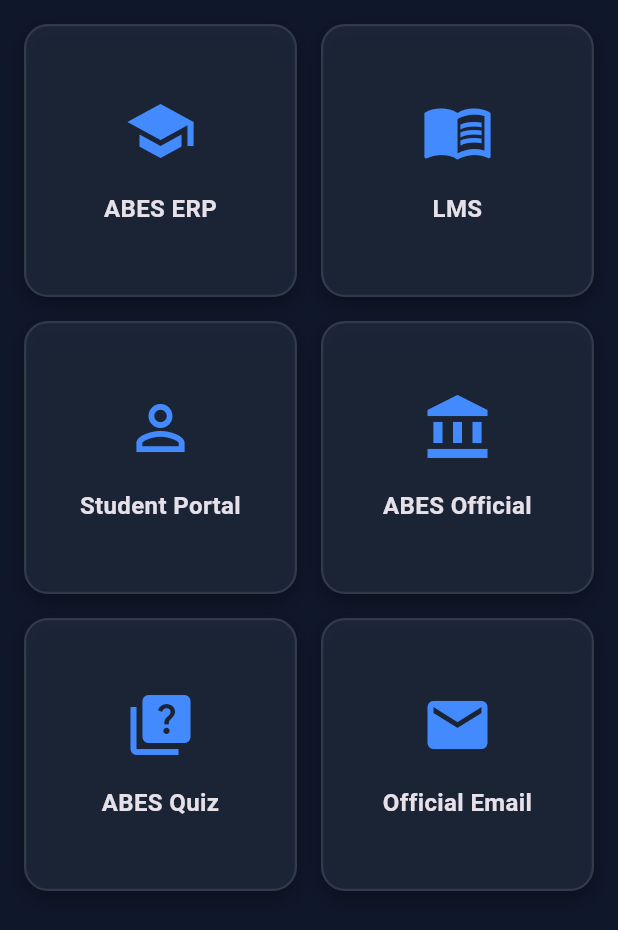
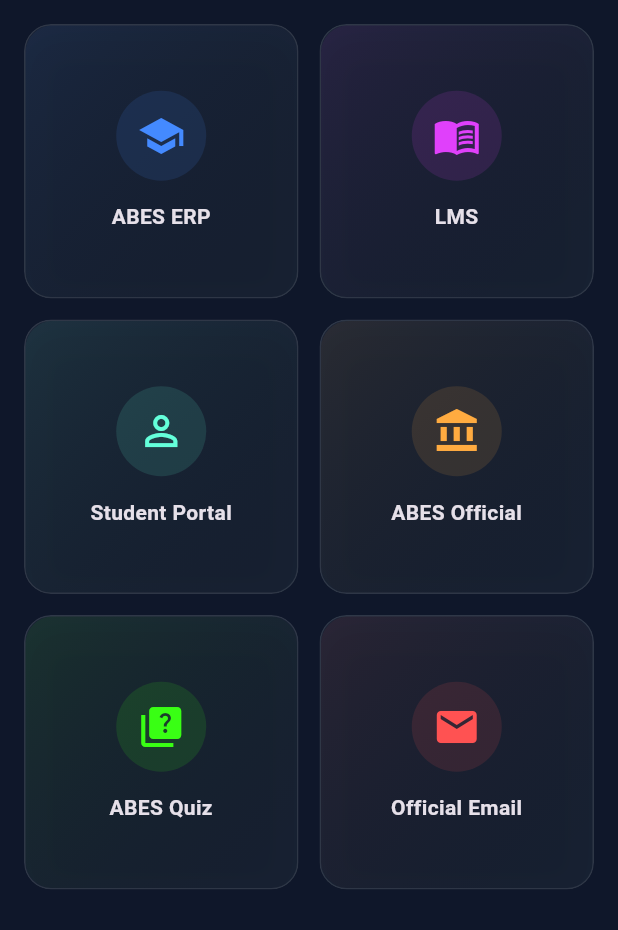
Before and after one commit to krishnabarnwal/abes-nexus, a Flutter app: the DashboardView widget shown alone on an empty page, opened directly, on a phone screen of 412 x 824 dp. Shown: the top 930 px of the screen. Run offline on Flutter 3.47's test engine with Material 3 defaults, Android fonts, the phone set to English and light mode, and no system bars; our stand-ins replace flutter_secure_storage, qr_flutter, share_plus, shared_preferences; missing offline and left inert: workmanager; accounts and stored records are empty.

Commit message:
feat: fluid glassmorphism overhaul - animated bg, floating nav, squish cards, staggered grid, premium toasts

```diff
--- a/lib/main.dart
+++ b/lib/main.dart
@@ -1,5 +1,6 @@
 import 'dart:io';
 import 'dart:typed_data';
+import 'dart:ui';
 import 'package:flutter/material.dart';
 import 'package:flutter_secure_storage/flutter_secure_storage.dart';
 import 'package:shared_preferences/shared_preferences.dart';
@@ -10,6 +11,7 @@
 import 'package:share_plus/share_plus.dart';
 import 'package:qr_flutter/qr_flutter.dart';
 import 'views/arcade/games_hub_view.dart';
+import 'widgets/ui_kit.dart';
 
 @pragma('vm:entry-point')
 void callbackDispatcher() {
@@ -61,11 +63,7 @@
         brightness: Brightness.dark,
         scaffoldBackgroundColor: const Color(0xFF0F172A),
         primaryColor: const Color(0xFF1E293B),
-        bottomNavigationBarTheme: const BottomNavigationBarThemeData(
-          backgroundColor: Color(0xFF1E293B),
-          selectedItemColor: Colors.blueAccent,
-          unselectedItemColor: Colors.white54,
-        ),
+        fontFamily: 'Roboto',
       ),
       home: const MainScaffold(),
     );
@@ -79,8 +77,12 @@
   State<MainScaffold> createState() => _MainScaffoldState();
 }
 
-class _MainScaffoldState extends State<MainScaffold> {
+class _MainScaffoldState extends State<MainScaffold>
+    with SingleTickerProviderStateMixin {
   int _currentIndex = 0;
+  late AnimationController _bgCtrl;
+  late Animation<Color?> _bgColor1;
+  late Animation<Color?> _bgColor2;
 
   final List<Widget> _views = [
     const VaultView(),
@@ -89,43 +91,180 @@
     const GamesHubView(),
   ];
 
+  static const _navItems = [
+    (Icons.home_rounded, 'Vault'),
+    (Icons.grid_view_rounded, 'Campus'),
+    (Icons.speed_rounded, 'Network'),
+    (Icons.videogame_asset_rounded, 'Arcade'),
+  ];
+
+  @override
+  void initState() {
+    super.initState();
+    _bgCtrl = AnimationController(
+      vsync: this,
+      duration: const Duration(seconds: 8),
+    )..repeat(reverse: true);
+    _bgColor1 = ColorTween(
+      begin: const Color(0xFF0F172A),
+      end: const Color(0xFF0B101E),
+    ).animate(_bgCtrl);
+    _bgColor2 = ColorTween(
+      begin: const Color(0xFF0B101E),
+      end: const Color(0xFF162238),
+    ).animate(_bgCtrl);
+  }
+
+  @override
+  void dispose() {
+    _bgCtrl.dispose();
+    super.dispose();
+  }
+
   @override
   Widget build(BuildContext context) {
+    return AnimatedBuilder(
+      animation: _bgCtrl,
+      builder: (context, child) {
         return Scaffold(
+          backgroundColor: Colors.transparent,
+          extendBody: true,
           appBar: AppBar(
-        title: const Text('ABES Nexus'),
-        backgroundColor: const Color(0xFF1E293B),
+            title: const Text(
+              'ABES Nexus',
+              style: TextStyle(fontWeight: FontWeight.w900, letterSpacing: 1),
+            ),
+            backgroundColor: const Color(0xFF1E293B).withValues(alpha: 0.9),
             elevation: 0,
+            flexibleSpace: ClipRect(
+              child: BackdropFilter(
+                filter: ImageFilter.blur(sigmaX: 10, sigmaY: 10),
+                child: Container(color: Colors.transparent),
               ),
-      body: IndexedStack(
+            ),
+          ),
+          body: Container(
+            decoration: BoxDecoration(
+              gradient: LinearGradient(
+                begin: Alignment.topLeft,
+                end: Alignment.bottomRight,
+                colors: [_bgColor1.value!, _bgColor2.value!],
+              ),
+            ),
+            child: IndexedStack(
               index: _currentIndex,
               children: _views,
             ),
-      bottomNavigationBar: BottomNavigationBar(
-        currentIndex: _currentIndex,
-        onTap: (index) {
-          setState(() {
-            _currentIndex = index;
-          });
+          ),
+          bottomNavigationBar: _buildFloatingNav(),
+        );
       },
-        items: const [
-          BottomNavigationBarItem(
-            icon: Icon(Icons.home),
-            label: 'Vault',
+    );
+  }
+
+  Widget _buildFloatingNav() {
+    return Padding(
+      padding: const EdgeInsets.fromLTRB(20, 0, 20, 20),
+      child: ClipRRect(
+        borderRadius: BorderRadius.circular(32),
+        child: BackdropFilter(
+          filter: ImageFilter.blur(sigmaX: 20, sigmaY: 20),
+          child: Container(
+            height: 68,
+            decoration: BoxDecoration(
+              color: const Color(0xFF1E293B).withValues(alpha: 0.85),
+              borderRadius: BorderRadius.circular(32),
+              border: Border.all(
+                color: Colors.white.withValues(alpha: 0.12),
+                width: 1.0,
               ),
-          BottomNavigationBarItem(
-            icon: Icon(Icons.grid_view),
-            label: 'Campus',
-          ),
-          BottomNavigationBarItem(
-            icon: Icon(Icons.speed),
-            label: 'Network',
-          ),
-          BottomNavigationBarItem(
-            icon: Icon(Icons.videogame_asset),
-            label: 'Arcade',
+              boxShadow: [
+                BoxShadow(
+                  color: Colors.black.withValues(alpha: 0.4),
+                  blurRadius: 24,
+                  offset: const Offset(0, 8),
                 ),
               ],
+            ),
+            child: Row(
+              mainAxisAlignment: MainAxisAlignment.spaceEvenly,
+              children: List.generate(
+                _navItems.length,
+                (i) => _NavItem(
+                  icon: _navItems[i].$1,
+                  label: _navItems[i].$2,
+                  isSelected: _currentIndex == i,
+                  onTap: () => setState(() => _currentIndex = i),
+                ),
+              ),
+            ),
+          ),
+        ),
+      ),
+    );
+  }
+}
+
+// ─── Floating Nav Item ────────────────────────────────────────────────────────
+class _NavItem extends StatelessWidget {
+  final IconData icon;
+  final String label;
+  final bool isSelected;
+  final VoidCallback onTap;
+
+  const _NavItem({
+    required this.icon,
+    required this.label,
+    required this.isSelected,
+    required this.onTap,
+  });
+
+  @override
+  Widget build(BuildContext context) {
+    const active = Color(0xFF39FF14);
+    const inactive = Color(0xFF64748B);
+    return GestureDetector(
+      onTap: onTap,
+      behavior: HitTestBehavior.opaque,
+      child: SizedBox(
+        width: 72,
+        child: Column(
+          mainAxisAlignment: MainAxisAlignment.center,
+          children: [
+            AnimatedContainer(
+              duration: const Duration(milliseconds: 250),
+              curve: Curves.easeOutBack,
+              transform: isSelected
+                  ? (Matrix4.identity()..scale(1.2))
+                  : Matrix4.identity(),
+              transformAlignment: Alignment.center,
+              child: Icon(icon, color: isSelected ? active : inactive, size: 26),
+            ),
+            const SizedBox(height: 4),
+            AnimatedDefaultTextStyle(
+              duration: const Duration(milliseconds: 200),
+              style: TextStyle(
+                color: isSelected ? active : inactive,
+                fontSize: 10,
+                fontWeight: isSelected ? FontWeight.bold : FontWeight.normal,
+              ),
+              child: Text(label),
+            ),
+            const SizedBox(height: 2),
+            AnimatedContainer(
+              duration: const Duration(milliseconds: 250),
+              width: isSelected ? 6 : 0,
+              height: isSelected ? 6 : 0,
+              decoration: const BoxDecoration(
+                color: active,
+                shape: BoxShape.circle,
+                boxShadow: [
+                  BoxShadow(color: Color(0x8039FF14), blurRadius: 6, spreadRadius: 1),
+                ],
+              ),
+            ),
+          ],
+        ),
       ),
     );
   }
@@ -193,9 +332,7 @@
 
     if (savedId == null || savedPassword == null) {
       if (mounted) {
-        ScaffoldMessenger.of(context).showSnackBar(
-          const SnackBar(content: Text('Please save credentials first'), backgroundColor: Colors.red),
-        );
+        showToast(context, 'Please save credentials first', type: ToastType.error);
       }
       return;
     }
@@ -222,18 +359,14 @@
         await prefs.setInt('total_logins', _totalLogins);
 
         if (mounted) {
-          ScaffoldMessenger.of(context).showSnackBar(
-            const SnackBar(content: Text('Wi-Fi Login Successful!'), backgroundColor: Colors.green),
-          );
+          showToast(context, 'Wi-Fi Login Successful!', type: ToastType.success);
         }
       } else {
         setState(() {
           _statusMessage = 'Status: ${response.statusCode}';
         });
         if (mounted) {
-          ScaffoldMessenger.of(context).showSnackBar(
-            const SnackBar(content: Text('Login Failed: Not on campus network or incorrect credentials.'), backgroundColor: Colors.red),
-          );
+          showToast(context, 'Login Failed: Not on campus network or incorrect credentials.', type: ToastType.error);
         }
       }
     } catch (e) {
@@ -241,9 +374,7 @@
         _statusMessage = 'Error: $e';
       });
       if (mounted) {
-        ScaffoldMessenger.of(context).showSnackBar(
-          const SnackBar(content: Text('Login Failed: Not on campus network or incorrect credentials.'), backgroundColor: Colors.red),
-        );
+        showToast(context, 'Login Failed: Connection error.', type: ToastType.error);
       }
     }
   }
@@ -267,9 +398,7 @@
     });
 
     if (mounted) {
-      ScaffoldMessenger.of(context).showSnackBar(
-        const SnackBar(content: Text('Credentials securely saved to Vault.'), backgroundColor: Colors.green),
-      );
+      showToast(context, 'Credentials securely saved to Vault.', type: ToastType.success);
     }
   }
 
@@ -406,9 +535,7 @@
                 _statusMessage = 'Background worker is active';
               });
               if (mounted) {
-                ScaffoldMessenger.of(context).showSnackBar(
-                  const SnackBar(content: Text('Background engine enabled. Waiting for ABES network...'), backgroundColor: Colors.blue),
-                );
+          showToast(context, 'Background engine enabled. Waiting for ABES network...', type: ToastType.info);
               }
             },
             style: ElevatedButton.styleFrom(
@@ -504,8 +631,22 @@
   }
 }
 
-class DashboardView extends StatelessWidget {
+class DashboardView extends StatefulWidget {
   const DashboardView({super.key});
+
+  @override
+  State<DashboardView> createState() => _DashboardViewState();
+}
+
+class _DashboardViewState extends State<DashboardView> {
+  final List<_CardData> _cards = [
+    _CardData('ABES ERP', Icons.school, 'https://erp.abes.ac.in/Login.aspx', Colors.blueAccent),
+    _CardData('LMS', Icons.menu_book, 'https://ai-edunova.abes.ac.in/#/insync/dashboard/home', Colors.purpleAccent),
+    _CardData('Student Portal', Icons.person_outline, 'https://ai-edunova.abes.ac.in/#/insync/dashboard/home', Colors.tealAccent),
+    _CardData('ABES Official', Icons.account_balance, 'https://www.abes.ac.in/', Colors.orangeAccent),
+    _CardData('ABES Quiz', Icons.quiz, 'https://abesquiz.netlify.app/', const Color(0xFF39FF14)),
+    _CardData('Official Email', Icons.email, 'mailto:info@abes.ac.in', Colors.redAccent),
+  ];
 
   Future<void> _launchUrl(String urlString) async {
     final url = Uri.parse(urlString);
@@ -513,58 +654,78 @@
         ? LaunchMode.inAppWebView
         : LaunchMode.externalApplication;
     if (!await launchUrl(url, mode: mode)) {
-      debugPrint('Could not launch $url');
+      debugPrint('Could not launch \$url');
     }
   }
 
   @override
   Widget build(BuildContext context) {
     return Padding(
-      padding: const EdgeInsets.all(16.0),
-      child: GridView.count(
+      padding: const EdgeInsets.fromLTRB(16, 16, 16, 100),
+      child: GridView.builder(
+        gridDelegate: const SliverGridDelegateWithFixedCrossAxisCount(
           crossAxisCount: 2,
-        crossAxisSpacing: 16,
-        mainAxisSpacing: 16,
-        children: [
-          _buildCard('ABES ERP', Icons.school, 'https://erp.abes.ac.in/Login.aspx'),
-          _buildCard('LMS', Icons.menu_book, 'https://ai-edunova.abes.ac.in/#/insync/dashboard/home'),
-          _buildCard('Student Portal', Icons.person_outline, 'https://ai-edunova.abes.ac.in/#/insync/dashboard/home'),
-          _buildCard('ABES Official', Icons.account_balance, 'https://www.abes.ac.in/'),
-          _buildCard('ABES Quiz', Icons.quiz, 'https://abesquiz.netlify.app/'),
-          _buildCard('Official Email', Icons.email, 'mailto:info@abes.ac.in'),
+          crossAxisSpacing: 14,
+          mainAxisSpacing: 14,
+        ),
+        itemCount: _cards.length,
+        itemBuilder: (context, i) {
+          final card = _cards[i];
+          return StaggeredItem(
+            index: i,
+            delayMs: 70,
+            child: SquishCard(
+              onTap: () => _launchUrl(card.url),
+              child: GlassCard(
+                padding: EdgeInsets.zero,
+                borderRadius: 18,
+                child: Container(
+                  decoration: BoxDecoration(
+                    borderRadius: BorderRadius.circular(18),
+                    gradient: LinearGradient(
+                      begin: Alignment.topLeft,
+                      end: Alignment.bottomRight,
+                      colors: [
+                        card.accent.withValues(alpha: 0.08),
+                        Colors.transparent,
                       ],
                     ),
-    );
-  }
-
-  Widget _buildCard(String title, IconData icon, String url) {
-    return InkWell(
-      onTap: () => _launchUrl(url),
-      borderRadius: BorderRadius.circular(16),
-      child: Container(
-        decoration: BoxDecoration(
-          color: const Color(0xFF1E293B).withValues(alpha: 0.8),
-          borderRadius: BorderRadius.circular(16),
-          border: Border.all(color: Colors.white.withValues(alpha: 0.1), width: 1.5),
-          boxShadow: [
-            BoxShadow(
-              color: Colors.black.withValues(alpha: 0.3),
-              blurRadius: 10,
-              offset: const Offset(0, 5),
-            ),
-          ],
                   ),
                   child: Column(
                     mainAxisAlignment: MainAxisAlignment.center,
                     children: [
-            Icon(icon, size: 48, color: Colors.blueAccent),
-            const SizedBox(height: 16),
-            Text(title, style: const TextStyle(fontWeight: FontWeight.bold, fontSize: 16), textAlign: TextAlign.center),
+                      Container(
+                        padding: const EdgeInsets.all(14),
+                        decoration: BoxDecoration(
+                          color: card.accent.withValues(alpha: 0.12),
+                          shape: BoxShape.circle,
+                        ),
+                        child: Icon(card.icon, size: 32, color: card.accent),
+                      ),
+                      const SizedBox(height: 14),
+                      Text(
+                        card.title,
+                        style: const TextStyle(fontWeight: FontWeight.bold, fontSize: 14),
+                        textAlign: TextAlign.center,
+                      ),
                     ],
                   ),
                 ),
+              ),
+            ),
+          );
+        },
+      ),
     );
   }
+}
+
+class _CardData {
+  final String title;
+  final IconData icon;
+  final String url;
+  final Color accent;
+  const _CardData(this.title, this.icon, this.url, this.accent);
 }
 
 class SpeedTestView extends StatefulWidget {
--- /dev/null
+++ b/lib/widgets/ui_kit.dart
@@ -0,0 +1,319 @@
+import 'dart:ui';
+import 'package:flutter/material.dart';
+
+// ═══════════════════════════════════════════════════════════════════════════════
+// ABES Nexus — Shared UI Kit
+// ═══════════════════════════════════════════════════════════════════════════════
+
+// ─── Glass Card ──────────────────────────────────────────────────────────────
+/// A Glassmorphism card: blurred, semi-transparent, with a hairline white border.
+class GlassCard extends StatelessWidget {
+  final Widget child;
+  final EdgeInsetsGeometry? padding;
+  final EdgeInsetsGeometry? margin;
+  final double borderRadius;
+  final Color? color;
+  final List<BoxShadow>? boxShadow;
+
+  const GlassCard({
+    super.key,
+    required this.child,
+    this.padding = const EdgeInsets.all(16),
+    this.margin,
+    this.borderRadius = 16,
+    this.color,
+    this.boxShadow,
+  });
+
+  @override
+  Widget build(BuildContext context) {
+    return Container(
+      margin: margin,
+      child: ClipRRect(
+        borderRadius: BorderRadius.circular(borderRadius),
+        child: BackdropFilter(
+          filter: ImageFilter.blur(sigmaX: 10, sigmaY: 10),
+          child: Container(
+            padding: padding,
+            decoration: BoxDecoration(
+              color: color ?? const Color(0xFF1E293B).withValues(alpha: 0.6),
+              borderRadius: BorderRadius.circular(borderRadius),
+              border: Border.all(
+                color: Colors.white.withValues(alpha: 0.1),
+                width: 1.0,
+              ),
+              boxShadow: boxShadow ??
+                  [
+                    BoxShadow(
+                      color: Colors.black.withValues(alpha: 0.25),
+                      blurRadius: 20,
+                      offset: const Offset(0, 8),
+                    ),
+                  ],
+            ),
+            child: child,
+          ),
+        ),
+      ),
+    );
+  }
+}
+
+// ─── Squish Card ─────────────────────────────────────────────────────────────
+/// Wraps any child in a spring-physics tap-down scale effect.
+class SquishCard extends StatefulWidget {
+  final Widget child;
+  final VoidCallback? onTap;
+  final double scaleDown;
+
+  const SquishCard({
+    super.key,
+    required this.child,
+    this.onTap,
+    this.scaleDown = 0.95,
+  });
+
+  @override
+  State<SquishCard> createState() => _SquishCardState();
+}
+
+class _SquishCardState extends State<SquishCard>
+    with SingleTickerProviderStateMixin {
+  late AnimationController _ctrl;
+  late Animation<double> _scale;
+
+  @override
+  void initState() {
+    super.initState();
+    _ctrl = AnimationController(
+      vsync: this,
+      duration: const Duration(milliseconds: 120),
+    );
+    _scale = Tween<double>(begin: 1.0, end: widget.scaleDown).animate(
+      CurvedAnimation(parent: _ctrl, curve: Curves.easeInOut),
+    );
+  }
+
+  @override
+  void dispose() {
+    _ctrl.dispose();
+    super.dispose();
+  }
+
+  @override
+  Widget build(BuildContext context) {
+    return GestureDetector(
+      onTapDown: (_) => _ctrl.forward(),
+      onTapUp: (_) {
+        _ctrl.reverse();
+        widget.onTap?.call();
+      },
+      onTapCancel: () => _ctrl.reverse(),
+      child: AnimatedBuilder(
+        animation: _scale,
+        builder: (context, child) => Transform.scale(
+          scale: _scale.value,
+          child: child,
+        ),
+        child: widget.child,
+      ),
+    );
+  }
+}
+
+// ─── Staggered Item ──────────────────────────────────────────────────────────
+/// Fades and slides up with a configurable delay for staggered list entrances.
+class StaggeredItem extends StatefulWidget {
+  final Widget child;
+  final int index;
+  final int delayMs;
+
+  const StaggeredItem({
+    super.key,
+    required this.child,
+    required this.index,
+    this.delayMs = 60,
+  });
+
+  @override
+  State<StaggeredItem> createState() => _StaggeredItemState();
+}
+
+class _StaggeredItemState extends State<StaggeredItem>
+    with SingleTickerProviderStateMixin {
+  late AnimationController _ctrl;
+  late Animation<double> _opacity;
+  late Animation<Offset> _slide;
+
+  @override
+  void initState() {
+    super.initState();
+    _ctrl = AnimationController(
+      vsync: this,
+      duration: const Duration(milliseconds: 380),
+    );
+    _opacity = CurvedAnimation(parent: _ctrl, curve: Curves.easeOut);
+    _slide = Tween<Offset>(
+      begin: const Offset(0, 0.18),
+      end: Offset.zero,
+    ).animate(CurvedAnimation(parent: _ctrl, curve: Curves.easeOutCubic));
+
+    Future.delayed(Duration(milliseconds: widget.index * widget.delayMs), () {
+      if (mounted) _ctrl.forward();
+    });
+  }
+
+  @override
+  void dispose() {
+    _ctrl.dispose();
+    super.dispose();
+  }
+
+  @override
+  Widget build(BuildContext context) {
+    return FadeTransition(
+      opacity: _opacity,
+      child: SlideTransition(position: _slide, child: widget.child),
+    );
+  }
+}
+
+// ─── Premium Toast ───────────────────────────────────────────────────────────
+/// Shows a floating pill-shaped top-drop notification.
+void showToast(
+  BuildContext context,
+  String message, {
+  ToastType type = ToastType.success,
+}) {
+  final overlay = Overlay.of(context);
+  late OverlayEntry entry;
+
+  entry = OverlayEntry(
+    builder: (_) => _ToastWidget(
+      message: message,
+      type: type,
+      onDismiss: () => entry.remove(),
+    ),
+  );
+
+  overlay.insert(entry);
+}
+
+enum ToastType { success, error, info, cyan }
+
+class _ToastWidget extends StatefulWidget {
+  final String message;
+  final ToastType type;
+  final VoidCallback onDismiss;
+
+  const _ToastWidget({
+    required this.message,
+    required this.type,
+    required this.onDismiss,
+  });
+
+  @override
+  State<_ToastWidget> createState() => _ToastWidgetState();
+}
+
+class _ToastWidgetState extends State<_ToastWidget>
+    with SingleTickerProviderStateMixin {
+  late AnimationController _ctrl;
+  late Animation<Offset> _slide;
+  late Animation<double> _opacity;
+
+  Color get _accent {
+    switch (widget.type) {
+      case ToastType.success: return const Color(0xFF39FF14);
+      case ToastType.error:   return const Color(0xFFFF3333);
+      case ToastType.cyan:    return const Color(0xFF00F0FF);
+      case ToastType.info:    return Colors.blueAccent;
+    }
+  }
+
+  IconData get _icon {
+    switch (widget.type) {
+      case ToastType.success: return Icons.check_circle_outline;
+      case ToastType.error:   return Icons.error_outline;
+      case ToastType.cyan:    return Icons.wifi_tethering;
+      case ToastType.info:    return Icons.info_outline;
+    }
+  }
+
+  @override
+  void initState() {
+    super.initState();
+    _ctrl = AnimationController(
+      vsync: this,
+      duration: const Duration(milliseconds: 350),
+    );
+    _slide = Tween<Offset>(
+      begin: const Offset(0, -1.5),
+      end: Offset.zero,
+    ).animate(CurvedAnimation(parent: _ctrl, curve: Curves.easeOutBack));
+    _opacity = CurvedAnimation(parent: _ctrl, curve: Curves.easeIn);
+
+    _ctrl.forward();
+
+    Future.delayed(const Duration(milliseconds: 2800), () {
+      if (mounted) {
+        _ctrl.reverse().then((_) => widget.onDismiss());
+      }
+    });
+  }
+
+  @override
+  void dispose() {
+    _ctrl.dispose();
+    super.dispose();
+  }
+
+  @override
+  Widget build(BuildContext context) {
+    final mq = MediaQuery.of(context);
+    return Positioned(
+      top: mq.padding.top + 12,
+      left: 24,
+      right: 24,
+      child: FadeTransition(
+        opacity: _opacity,
+        child: SlideTransition(
+          position: _slide,
+          child: Material(
+            color: Colors.transparent,
+            child: ClipRRect(
+              borderRadius: BorderRadius.circular(40),
+              child: BackdropFilter(
+                filter: ImageFilter.blur(sigmaX: 12, sigmaY: 12),
+                child: Container(
+                  padding: const EdgeInsets.symmetric(horizontal: 20, vertical: 14),
+                  decoration: BoxDecoration(
+                    color: const Color(0xFF1E293B).withValues(alpha: 0.92),
+                    borderRadius: BorderRadius.circular(40),
+                    border: Border.all(color: _accent.withValues(alpha: 0.7), width: 1.5),
+                    boxShadow: [
+                      BoxShadow(color: _accent.withValues(alpha: 0.25), blurRadius: 20, spreadRadius: 1),
+                      BoxShadow(color: Colors.black.withValues(alpha: 0.4), blurRadius: 16),
+                    ],
+                  ),
+                  child: Row(
+                    children: [
+                      Icon(_icon, color: _accent, size: 20),
+                      const SizedBox(width: 12),
+                      Expanded(
+                        child: Text(
+                          widget.message,
+                          style: TextStyle(color: _accent, fontWeight: FontWeight.bold, fontSize: 13.5),
+                        ),
+                      ),
+                    ],
+                  ),
+                ),
+              ),
+            ),
+          ),
+        ),
+      ),
+    );
+  }
+}
```
Lines whose indentation alone changed are shown as unchanged.
